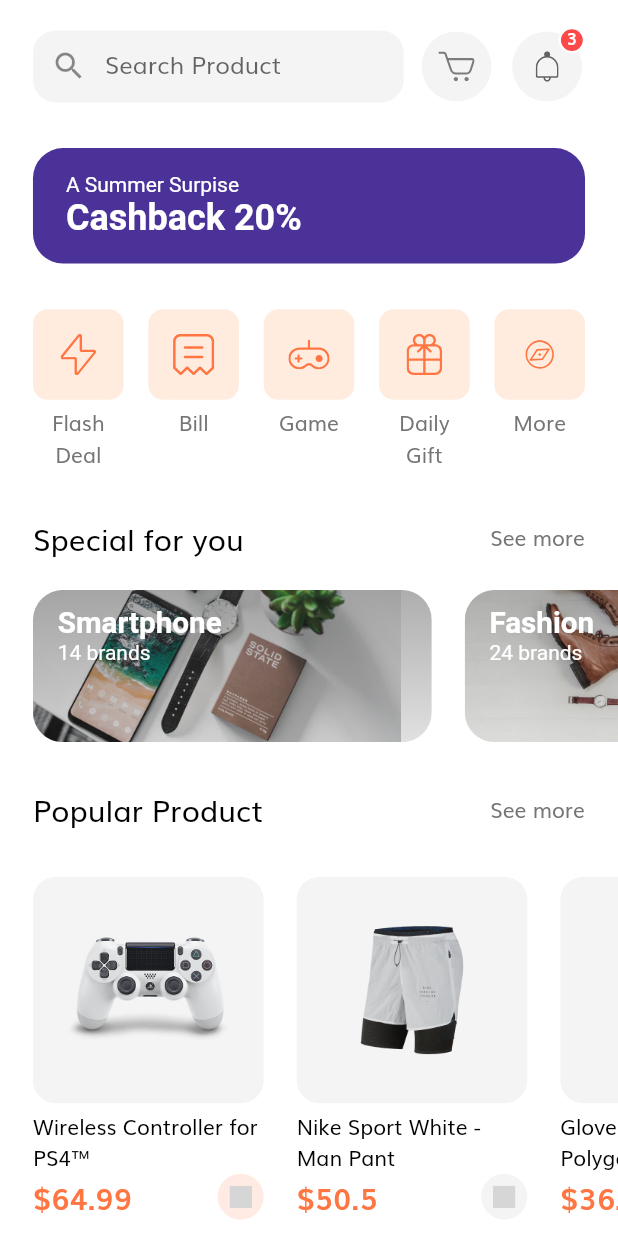
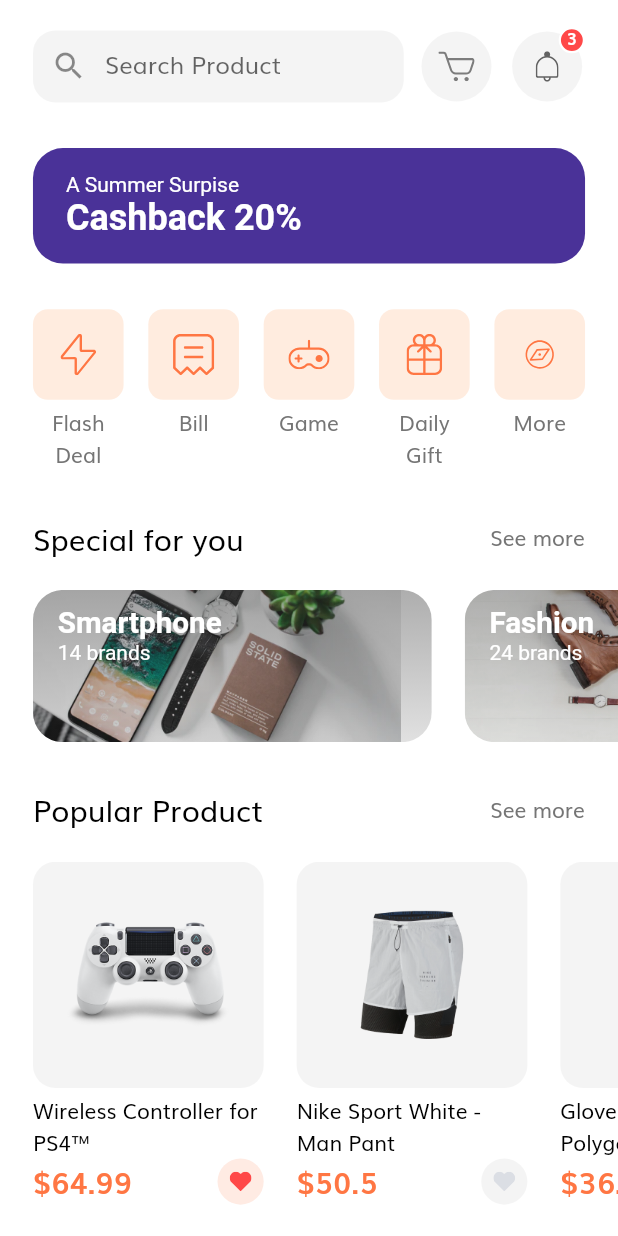
Before and after one commit to boytpcm123/shop_app, a Flutter app: the HomeScreen screen opened by its route, on a phone screen of 412 x 824 dp. Run offline on Flutter 3.47's test engine with Material 2 defaults, Android fonts, the phone set to English and light mode, and no system bars; our stand-ins replace flutter_svg; grey boxes are pictures that could not be loaded.

Commit message:
Complete home page

```diff
--- a/lib/screens/home/components/body.dart
+++ b/lib/screens/home/components/body.dart
@@ -1,12 +1,10 @@
 import 'package:flutter/material.dart';
-import 'package:shop_app/models/Product.dart';
-import 'package:shop_app/screens/home/components/section_title.dart';
 import 'package:shop_app/size_config.dart';
 
 import 'categories.dart';
 import 'discount_banner.dart';
 import 'home_header.dart';
-import 'product_card.dart';
+import 'popular_products.dart';
 import 'special_offers.dart';
 
 class Body extends StatelessWidget {
@@ -27,24 +25,7 @@ class Body extends StatelessWidget {
             SizedBox(height: getProportionateScreenHeight(30)),
             const SpecialOffers(),
             SizedBox(height: getProportionateScreenHeight(30)),
-            SectionTitle(text: "Popular Product", press: () {}),
-            SizedBox(height: getProportionateScreenHeight(30)),
-            SingleChildScrollView(
-              scrollDirection: Axis.horizontal,
-              child: Row(
-                children: [
-                  ...List.generate(
-                    demoProducts.length,
-                    (index) => ProductCard(
-                      product: demoProducts[index],
-                    ),
-                  ),
-                  SizedBox(
-                    width: getProportionateScreenWidth(20),
-                  )
-                ],
-              ),
-            )
+            const PopularProducts()
           ],
         ),
       ),
--- /dev/null
+++ b/lib/screens/home/components/popular_products.dart
@@ -0,0 +1,39 @@
+import 'package:flutter/material.dart';
+import 'package:shop_app/models/Product.dart';
+
+import '../../../size_config.dart';
+import 'product_card.dart';
+import 'section_title.dart';
+
+class PopularProducts extends StatelessWidget {
+  const PopularProducts({
+    Key key,
+  }) : super(key: key);
+
+  @override
+  Widget build(BuildContext context) {
+    return Column(
+      children: [
+        SectionTitle(text: "Popular Product", press: () {}),
+        SizedBox(height: getProportionateScreenHeight(20)),
+        SingleChildScrollView(
+          scrollDirection: Axis.horizontal,
+          child: Row(
+            crossAxisAlignment: CrossAxisAlignment.start,
+            children: [
+              ...List.generate(
+                demoProducts.length,
+                (index) => ProductCard(
+                  product: demoProducts[index],
+                ),
+              ),
+              SizedBox(
+                width: getProportionateScreenWidth(20),
+              )
+            ],
+          ),
+        ),
+      ],
+    );
+  }
+}
--- a/lib/screens/home/components/product_card.dart
+++ b/lib/screens/home/components/product_card.dart
@@ -1,4 +1,5 @@
 import 'package:flutter/material.dart';
+import 'package:flutter_svg/flutter_svg.dart';
 import 'package:shop_app/models/Product.dart';
 
 import '../../../constants.dart';
@@ -22,6 +23,7 @@ class ProductCard extends StatelessWidget {
       child: SizedBox(
         width: getProportionateScreenWidth(width),
         child: Column(
+          crossAxisAlignment: CrossAxisAlignment.start,
           children: [
             AspectRatio(
               aspectRatio: aspectRetion,
```
